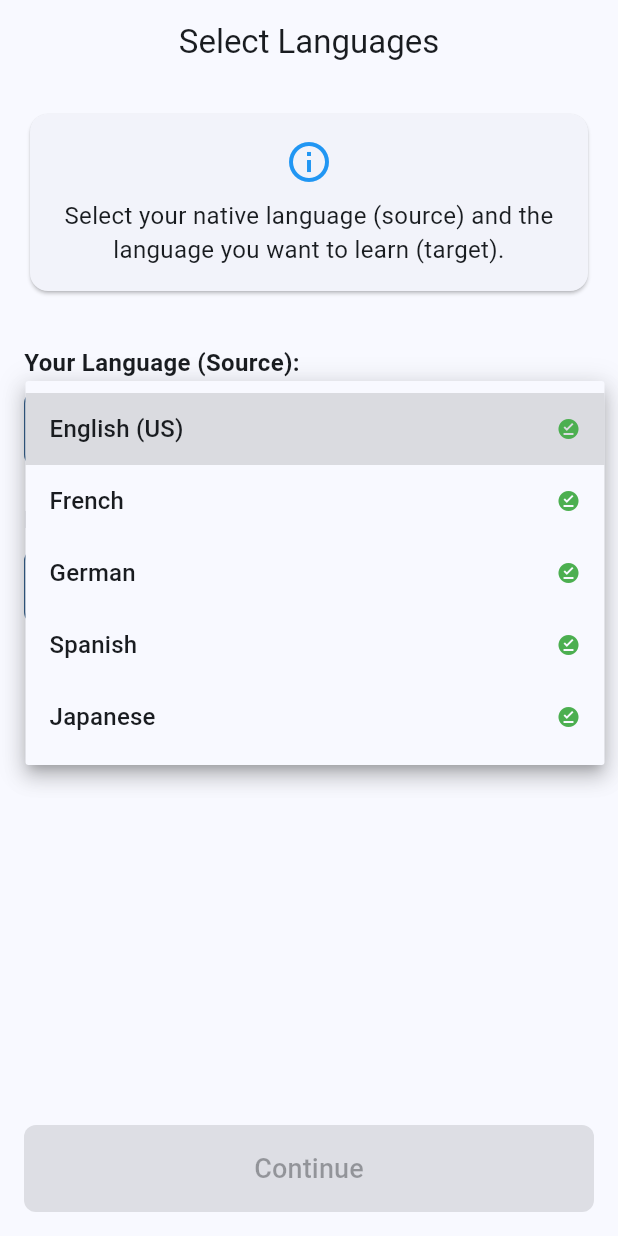
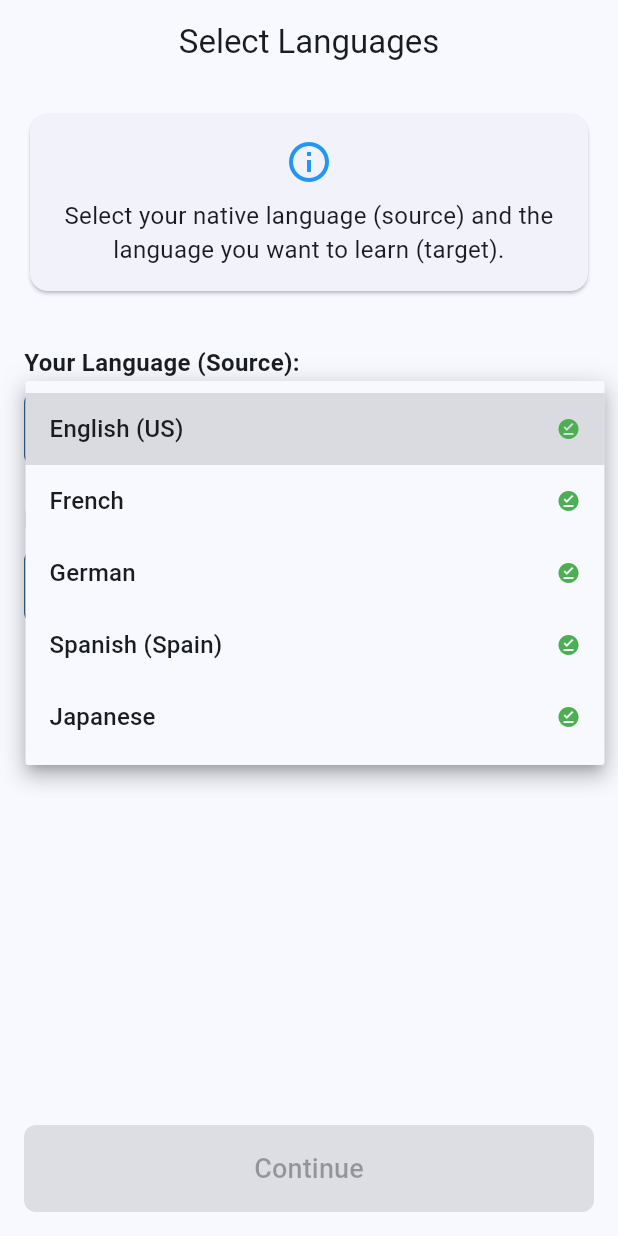
Before and after one commit to RyosukeMondo/learn-to-talk, a Flutter app: the screen it shows after launch, after a tap on "Select your language", on a phone screen of 412 x 824 dp. Run offline on Flutter 3.47's test engine with Material 3 defaults, Android fonts, the phone set to English and light mode, and no system bars; our stand-ins replace audioplayers, bloc, equatable, flutter_bloc, flutter_tts, get_it and 5 more; missing offline and left inert: google_mlkit_translation; accounts and stored records are empty.

Commit message:
fix: language selection display name and immediate change.

```diff
--- /dev/null
+++ b/learn_to_talk/lib/core/utils/language_display_util.dart
@@ -0,0 +1,74 @@
+import 'package:learn_to_talk/domain/entities/language.dart';
+
+/// Utility class for displaying language names in a user-friendly format
+class LanguageDisplayUtil {
+  /// Maps a language code to a user-friendly display name
+  static String getUserFriendlyName(String languageCode) {
+    // Remove any underscores in the code and convert to lowercase for consistency
+    final normalizedCode = languageCode.replaceAll('_', '-').toLowerCase();
+
+    // Map of language codes to user-friendly names
+    const Map<String, String> languageNameMap = {
+      'en-us': 'English (US)',
+      'en-gb': 'English (UK)',
+      'fr-fr': 'French',
+      'fr-ca': 'French (Canada)',
+      'de-de': 'German',
+      'es-es': 'Spanish (Spain)',
+      'es-mx': 'Spanish (Mexico)',
+      'it-it': 'Italian',
+      'pt-br': 'Portuguese (Brazil)',
+      'pt-pt': 'Portuguese (Portugal)',
+      'ja-jp': 'Japanese',
+      'ko-kr': 'Korean',
+      'zh-cn': 'Chinese (Simplified)',
+      'zh-tw': 'Chinese (Traditional)',
+      'ru-ru': 'Russian',
+      'ar-sa': 'Arabic',
+      'nl-nl': 'Dutch',
+      'pl-pl': 'Polish',
+      'sv-se': 'Swedish',
+      'tr-tr': 'Turkish',
+      'hi-in': 'Hindi',
+      'th-th': 'Thai',
+      'vi-vn': 'Vietnamese',
+    };
+
+    // Get the user-friendly name or return the original code if not found
+    return languageNameMap[normalizedCode] ??
+           // If the full code is not found, try with just the language part (before the hyphen)
+           languageNameMap[normalizedCode.split('-')[0]] ??
+           // If still not found, use the original name but format it nicely
+           _formatLanguageCode(languageCode);
+  }
+
+  /// Format a language code to look nicer when no mapping is found
+  static String _formatLanguageCode(String code) {
+    // If the code contains an underscore or hyphen, split and format
+    if (code.contains('_') || code.contains('-')) {
+      final parts = code.split(RegExp(r'[_-]'));
+      if (parts.length >= 2) {
+        // Format as "Language (Country)" if we have both parts
+        try {
+          final language = parts[0];
+          final country = parts[1];
+
+          // Capitalize the first letter of the language
+          final formattedLanguage = language[0].toUpperCase() + language.substring(1).toLowerCase();
+
+          return '$formattedLanguage ($country)';
+        } catch (e) {
+          return code; // Return original if formatting fails
+        }
+      }
+    }
+
+    // If no special formatting, just return the original
+    return code;
+  }
+
+  /// Get a user-friendly display name for a Language object
+  static String getDisplayName(Language language) {
+    return getUserFriendlyName(language.code);
+  }
+}
--- a/learn_to_talk/lib/presentation/pages/home/home_page.dart
+++ b/learn_to_talk/lib/presentation/pages/home/home_page.dart
@@ -20,6 +20,10 @@ class _HomePageState extends State<HomePage> {
   final List<Widget> _pages = [];
   final PageController _pageController = PageController();
 
+  // Track the current language codes to detect changes
+  String? _currentSourceLanguageCode;
+  String? _currentTargetLanguageCode;
+
   @override
   void initState() {
     super.initState();
@@ -37,6 +41,10 @@ class _HomePageState extends State<HomePage> {
 
   void _initPages(String sourceLanguageCode, String targetLanguageCode) {
     if (mounted) {
+      // Update our tracking variables
+      _currentSourceLanguageCode = sourceLanguageCode;
+      _currentTargetLanguageCode = targetLanguageCode;
+
       setState(() {
         _pages.clear();
         _pages.addAll([
@@ -65,7 +73,22 @@ class _HomePageState extends State<HomePage> {
 
   @override
   Widget build(BuildContext context) {
-    return BlocBuilder<LanguageBloc, LanguageState>(
+    return BlocConsumer<LanguageBloc, LanguageState>(
+      listener: (context, state) {
+        // Check if language has changed
+        if (state.sourceLanguage != null &&
+            state.targetLanguage != null &&
+            (_currentSourceLanguageCode != state.sourceLanguage!.code ||
+             _currentTargetLanguageCode != state.targetLanguage!.code)) {
+
+          // Update tracking variables
+          _currentSourceLanguageCode = state.sourceLanguage!.code;
+          _currentTargetLanguageCode = state.targetLanguage!.code;
+
+          // Rebuild pages with new language settings
+          _initPages(state.sourceLanguage!.code, state.targetLanguage!.code);
+        }
+      },
       builder: (context, state) {
         // Check if language selection is complete
         if (!state.isLanguagePairSelected) {
@@ -180,6 +203,17 @@ class _HomePageState extends State<HomePage> {
       MaterialPageRoute(
         builder: (context) => const LanguageSelectionPage(showBackButton: true),
       ),
-    );
+    ).then((_) {
+      // Check if languages changed when returning from language settings
+      final state = context.read<LanguageBloc>().state;
+      if (state.sourceLanguage != null &&
+          state.targetLanguage != null &&
+          (_currentSourceLanguageCode != state.sourceLanguage!.code ||
+           _currentTargetLanguageCode != state.targetLanguage!.code)) {
+
+        // Rebuild pages with new language settings
+        _initPages(state.sourceLanguage!.code, state.targetLanguage!.code);
+      }
+    });
   }
 }
--- a/learn_to_talk/lib/presentation/widgets/language_dropdown.dart
+++ b/learn_to_talk/lib/presentation/widgets/language_dropdown.dart
@@ -1,4 +1,5 @@
 import 'package:flutter/material.dart';
+import 'package:learn_to_talk/core/utils/language_display_util.dart';
 import 'package:learn_to_talk/domain/entities/language.dart';
 
 class LanguageDropdown extends StatelessWidget {
@@ -43,7 +44,8 @@ class LanguageDropdown extends StatelessWidget {
                 children: [
                   Expanded(
                     child: Text(
-                      language.name,
+                      // Use the user-friendly name from our utility class
+                      LanguageDisplayUtil.getDisplayName(language),
                       overflow: TextOverflow.ellipsis,
                     ),
                   ),
```
Also changed, not shown: learn_to_talk/lib/presentation/pages/onthefly/on_the_fly_page.dart (+17 -0 lines).
